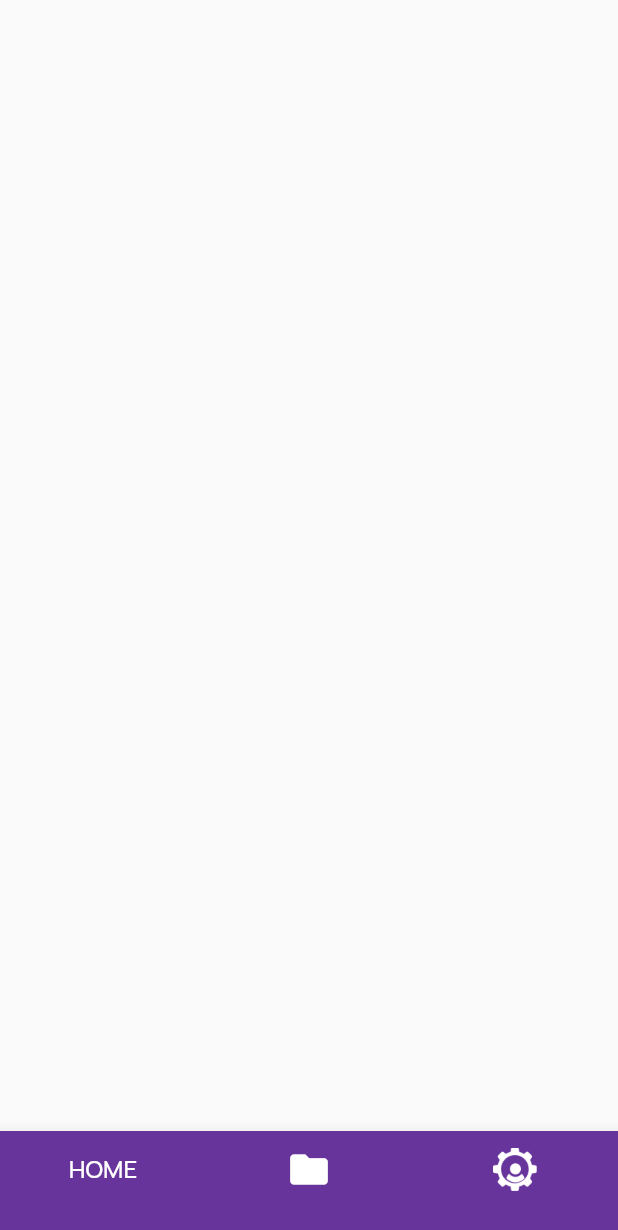
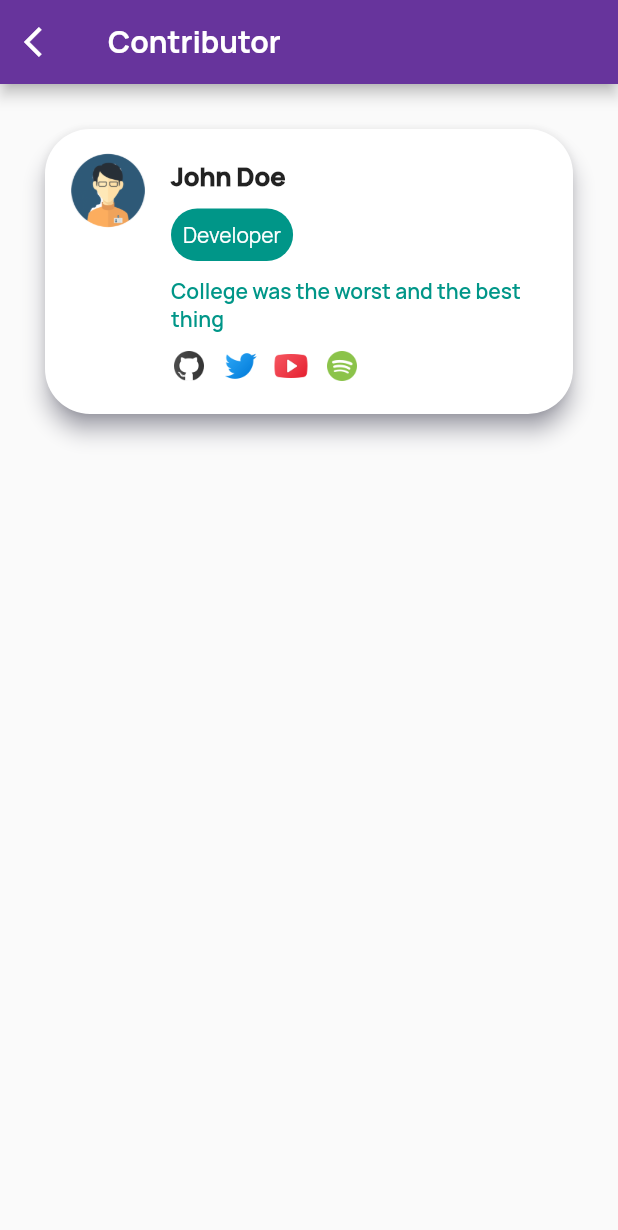
Before and after one commit to gupta-shrinath/Notes, a Flutter app: the screen it shows after launch, after a tap on "Sign in with Google", on a phone screen of 412 x 824 dp. Shown: the top 1230 px of the screen. Run offline on Flutter 3.47's test engine with Material 2 defaults, Android fonts, the phone set to English and light mode, and no system bars; our stand-ins replace badges, flutter_swiper; missing offline and left inert: flutter_page_indicator.

Commit message:
Make Compontent ContributorCard

```diff
--- /dev/null
+++ b/notes/lib/components/contributor_card.dart
@@ -0,0 +1,113 @@
+import 'package:flutter/material.dart';
+import 'package:notes/constants/image_constants.dart';
+
+class ContributorCard extends StatelessWidget {
+  const ContributorCard({
+    Key key,
+  }) : super(key: key);
+
+  @override
+  Widget build(BuildContext context) {
+    return Padding(
+      padding: const EdgeInsets.all(26.0),
+      child: Card(
+          shape: RoundedRectangleBorder(
+            borderRadius: BorderRadius.circular(30.0),
+          ),
+          shadowColor: Color(0xFF000042),
+          elevation: 6.0,
+          //color: Colors.lightBlue,
+          child: ListTile(
+            leading: Image.asset(
+              ImageConstants.kAvatar,
+              height: 50.0,
+              width: 52.0,
+            ),
+            title: Padding(
+              padding: const EdgeInsets.only(top: 16),
+              child: Text(
+                'John Doe',
+                style: TextStyle(
+                  fontWeight: FontWeight.w900,
+                  fontSize: 17.0,
+                ),
+              ),
+            ),
+            subtitle: Column(
+              crossAxisAlignment: CrossAxisAlignment.start,
+              children: [
+                SizedBox(
+                  height: 10.0,
+                ),
+                Row(
+                  children: [
+                    Container(
+                      decoration: BoxDecoration(
+                        color: Color(0xFF009688),
+                        borderRadius: BorderRadius.circular(20),
+                      ),
+                      child: Padding(
+                        padding: const EdgeInsets.all(8.0),
+                        child: Text(
+                          'Developer',
+                          style: TextStyle(color: Colors.white),
+                        ),
+                      ),
+                    )
+                  ],
+                ),
+                SizedBox(
+                  height: 10.0,
+                ),
+                Text(
+                  'College was the worst and the best thing',
+                  style: TextStyle(
+                    fontWeight: FontWeight.w600,
+                    color: Color(0xFF009688),
+                  ),
+                ),
+                SizedBox(
+                  height: 10.0,
+                ),
+                Row(
+                  children: [
+                    Image.asset(
+                      ImageConstants.kGithub,
+                      height: 24,
+                      width: 24,
+                    ),
+                    SizedBox(
+                      width: 10,
+                    ),
+                    Image.asset(
+                      ImageConstants.kTwitter,
+                      height: 24,
+                      width: 24,
+                    ),
+                    SizedBox(
+                      width: 10,
+                    ),
+                    Image.asset(
+                      ImageConstants.kYoutube,
+                      height: 24,
+                      width: 24,
+                    ),
+                    SizedBox(
+                      width: 10,
+                    ),
+                    Image.asset(
+                      ImageConstants.kSpotify,
+                      height: 24,
+                      width: 24,
+                    ),
+                  ],
+                ),
+                SizedBox(
+                  height: 16.0,
+                ),
+              ],
+            ),
+          )),
+    );
+  }
+}
--- /dev/null
+++ b/notes/lib/components/header.dart
@@ -0,0 +1,8 @@
+import 'package:flutter/material.dart';
+
+AppBar header(Text title, Widget leading) {
+  return AppBar(
+    title: title,
+    leading: leading,
+  );
+}
--- a/notes/lib/components/onboarding.dart
+++ b/notes/lib/components/onboarding.dart
@@ -1,7 +1,7 @@
 import 'package:flutter/material.dart';
-import 'package:notes/components/bottom_navigation.dart';
 import 'package:notes/constants/image_constants.dart';
 import 'package:notes/model/onboarding_item.dart';
+import 'package:notes/routes/contributors.dart';
 
 class OnBoarding extends StatelessWidget {
   final OnBoardingItem item;
@@ -85,7 +85,7 @@ class OnBoarding extends StatelessWidget {
                           color: item.buttonColor,
                           onPressed: () {
                             Navigator.of(context).push(MaterialPageRoute(
-                                builder: (context) => BottomNavigation()));
+                                builder: (context) => Contributors()));
                           },
                           child: Row(
                             mainAxisAlignment: MainAxisAlignment.center,
--- a/notes/lib/constants/image_constants.dart
+++ b/notes/lib/constants/image_constants.dart
@@ -5,4 +5,9 @@ class ImageConstants {
   static String kAudit = 'assets/icons/audit.png';
   static String kVote = 'assets/icons/vote.png';
   static String kAccount = 'assets/icons/account.png';
+  static String kAvatar = 'assets/icons/avatar.png';
+  static String kGithub = 'assets/icons/github.png';
+  static String kTwitter = 'assets/icons/twitter.png';
+  static String kYoutube = 'assets/icons/youtube.png';
+  static String kSpotify = 'assets/icons/spotify.png';
 }
--- /dev/null
+++ b/notes/lib/model/contributor.dart
@@ -0,0 +1,12 @@
+import 'package:notes/model/social_media.dart';
+
+class Contributor {
+  String name;
+  String imageURL;
+  List<String> roles;
+  String message;
+  SocialMedia socialMedia;
+
+  Contributor(
+      {this.name, this.imageURL, this.roles, this.message, this.socialMedia});
+}
--- /dev/null
+++ b/notes/lib/model/social_media.dart
@@ -0,0 +1,8 @@
+class SocialMedia {
+  String github;
+  String twitter;
+  String youtube;
+  String spotify;
+
+  SocialMedia({this.github, this.twitter, this.youtube, this.spotify});
+}
--- /dev/null
+++ b/notes/lib/routes/contributors.dart
@@ -0,0 +1,25 @@
+import 'package:flutter/material.dart';
+import 'package:flutter/widgets.dart';
+import 'package:notes/components/contributor_card.dart';
+import 'package:notes/components/header.dart';
+
+class Contributors extends StatelessWidget {
+  @override
+  Widget build(BuildContext context) {
+    return Scaffold(
+        appBar: header(
+            Text(
+              'Contributor',
+              style: TextStyle(
+                fontSize: 20,
+                fontWeight: FontWeight.bold,
+              ),
+            ),
+            Icon(Icons.arrow_back_ios)),
+        body: ListView(
+          children: [
+            ContributorCard(),
+          ],
+        ));
+  }
+}
```
Also changed, not shown: notes/assets/icons/avatar.png (added), notes/assets/icons/github.png (added), notes/assets/icons/spotify.png (added), notes/assets/icons/twitter.png (added), notes/assets/icons/youtube.png (added), notes/pubspec.lock.
